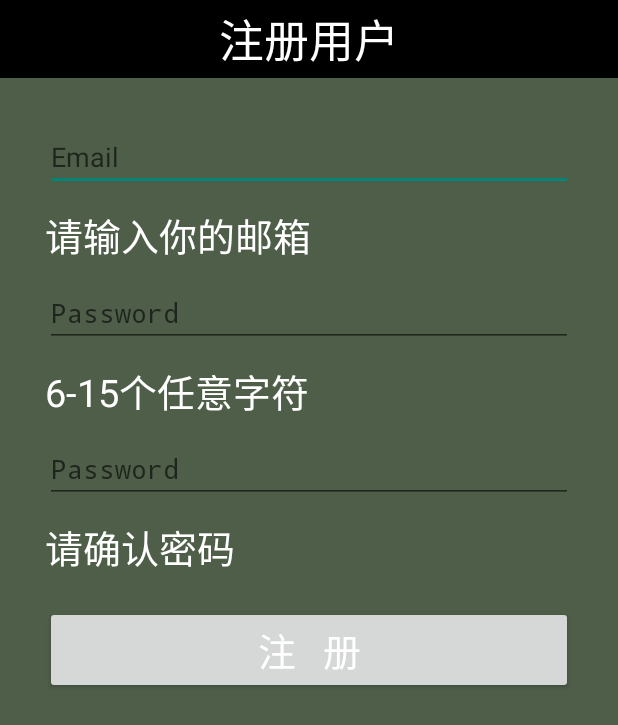
After one commit to bugparty/campuslbs, an Android app: the Register screen opened directly, with no data from a screen before it, on a phone screen of 412 x 824 dp. The commit adds this screen. Shown: the top 725 px of the screen. Run offline under Robolectric (Android 15) with nearby library versions, the phone set to English and light mode, and no system bars.

Commit message:
Signed-off-by: madman_fei <630431321@qq.com>

```diff
--- a/Campus/build.gradle
+++ b/Campus/build.gradle
@@ -23,6 +23,6 @@ android {
 }
 
 dependencies {
-    compile 'com.android.support:appcompat-v7:+'
-    compile 'com.android.support:support-v4:18.0.0'
+	compile 'com.android.support:appcompat-v7:+'
+	compile 'com.android.support:support-v4:18.0.0'
 }
--- a/Campus/src/main/AndroidManifest.xml
+++ b/Campus/src/main/AndroidManifest.xml
@@ -2,7 +2,7 @@
 <manifest xmlns:android="http://schemas.android.com/apk/res/android"
     package="com.ifancc.campus"
     android:versionCode="1"
-    android:versionName="1.0">
+    android:versionName="1.0" >
 
     <uses-sdk
         android:minSdkVersion="9"
@@ -12,28 +12,28 @@
         android:allowBackup="true"
         android:icon="@drawable/ic_launcher"
         android:label="@string/app_name"
-        android:theme="@style/AppTheme">
+        android:theme="@style/AppTheme" >
         <activity
             android:name="com.ifancc.campus.ui.HomeActivity"
-            android:label="@string/title_activity_home">
-
+            android:label="@string/title_activity_home" >
         </activity>
         <activity
             android:name="com.ifancc.campus.ui.MainActivity"
-            android:label="@string/app_name">
-
+            android:label="@string/app_name" >
         </activity>
         <activity
             android:name="com.ifancc.campus.ui.LoginActivity"
             android:label="@string/title_activity_login"
-            android:windowSoftInputMode="adjustResize|stateVisible">
+            android:windowSoftInputMode="adjustResize|stateVisible" >
             <intent-filter>
                 <action android:name="android.intent.action.MAIN" />
 
                 <category android:name="android.intent.category.LAUNCHER" />
             </intent-filter>
-            </activity>
-        <activity android:name=".ui.user.Info"/>
+        </activity>
+        <activity android:name="com.ifancc.campus.ui.user.Info" />
+        <activity
+            android:name="com.ifancc.campus.ui.user.Register"/>
 
     </application>
 
--- a/Campus/src/main/java/com/ifancc/campus/ui/LoginActivity.java
+++ b/Campus/src/main/java/com/ifancc/campus/ui/LoginActivity.java
@@ -17,6 +17,7 @@ import android.widget.EditText;
 import android.widget.TextView;
 
 import com.ifancc.campus.R;
+import com.ifancc.campus.ui.user.Register;
 
 /**
  * Activity which displays a login screen to the user, offering registration as
@@ -27,6 +28,7 @@ public class LoginActivity extends Activity {
      * A dummy authentication store containing known user names and passwords.
      * TODO: remove after connecting to a real authentication system.
      */
+
     private static final String[] DUMMY_CREDENTIALS = new String[]{
             "foo@example.com:hello",
             "bar@example.com:world"
@@ -52,12 +54,22 @@ public class LoginActivity extends Activity {
     private View mLoginFormView;
     private View mLoginStatusView;
     private TextView mLoginStatusMessageView;
+    private TextView login_register;
 
     @Override
     protected void onCreate(Bundle savedInstanceState) {
         super.onCreate(savedInstanceState);
 
         setContentView(R.layout.activity_login);
+
+        login_register=(TextView)findViewById(R.id.login_register);
+        login_register.setOnClickListener(new View.OnClickListener() {
+            @Override
+            public void onClick(View v) {
+                Intent intent=new Intent(LoginActivity.this, Register.class);
+                startActivity(intent);
+            }
+        });
 
         // Set up the login form.
         mEmail = getIntent().getStringExtra(EXTRA_EMAIL);
--- /dev/null
+++ b/Campus/src/main/java/com/ifancc/campus/ui/user/Register.java
@@ -0,0 +1,21 @@
+package com.ifancc.campus.ui.user;
+
+import android.app.Activity;
+import android.os.Bundle;
+import android.view.Window;
+
+import com.ifancc.campus.R;
+
+public class Register extends Activity {
+
+    @Override
+    protected void onCreate(Bundle savedInstanceState) {
+        super.onCreate(savedInstanceState);
+        requestWindowFeature(Window.FEATURE_NO_TITLE);
+        setContentView(R.layout.activity_register);
+
+
+    }
+
+
+}
--- a/Campus/src/main/res/layout/activity_login.xml
+++ b/Campus/src/main/res/layout/activity_login.xml
@@ -112,11 +112,13 @@
                        android:text="|"
                        android:layout_weight="2.09" />
                  <TextView
+                     android:id="@+id/login_register"
                        android:layout_height="wrap_content"
                        android:layout_width="wrap_content"
                        android:layout_marginRight="15dp"
                        android:text="注册账号"
-                       android:layout_weight="2.09" />
+                       android:layout_weight="2.09"
+                     android:onClick="true"/>
                </LinearLayout>
            </LinearLayout>
 
--- /dev/null
+++ b/Campus/src/main/res/layout/activity_register.xml
@@ -0,0 +1,115 @@
+<LinearLayout xmlns:android="http://schemas.android.com/apk/res/android"
+    xmlns:tools="http://schemas.android.com/tools"
+    android:layout_width="match_parent"
+    android:orientation="vertical"
+    android:layout_height="match_parent"
+    tools:context=".Register$PlaceholderFragment">
+<LinearLayout
+    android:layout_height="wrap_content"
+    android:layout_width="match_parent"
+    android:orientation="vertical"
+    android:background="#000000">
+    <TextView
+        android:layout_height="wrap_content"
+        android:layout_width="wrap_content"
+        android:textSize="30sp"
+        android:layout_marginTop="3dp"
+        android:layout_marginBottom="3dp"
+        android:textColor="#ffffff"
+        android:text="注册用户"
+        android:layout_gravity="center_horizontal"/>
+    </LinearLayout>
+    <RelativeLayout
+        android:layout_height="match_parent"
+        android:layout_width="match_parent"
+        android:background="#ff4f5e49">
+        <EditText
+            android:id="@+id/email"
+            android:singleLine="true"
+            android:layout_marginTop="30dp"
+            android:layout_marginRight="30dp"
+            android:layout_marginLeft="30dp"
+            android:maxLines="1"
+            android:layout_width="match_parent"
+            android:layout_height="wrap_content"
+            android:inputType="textEmailAddress"
+            android:hint="@string/prompt_email" />
+        <TextView
+            android:layout_marginTop="10dp"
+            android:id="@+id/text1"
+            android:textSize="25sp"
+            android:text="请输入你的邮箱"
+            android:layout_height="wrap_content"
+            android:layout_width="wrap_content"
+            android:layout_below="@+id/email"
+            android:layout_alignLeft="@+id/email"
+            android:textColor="#ffffff"
+
+            />
+        <EditText
+            android:layout_marginTop="10dp"
+            android:id="@+id/password"
+            android:singleLine="true"
+            android:maxLines="1"
+            android:layout_width="match_parent"
+            android:layout_height="wrap_content"
+            android:hint="@string/prompt_password"
+            android:inputType="textPassword"
+            android:imeActionLabel="@string/action_sign_in_short"
+            android:imeActionId="@+id/login"
+            android:layout_below="@+id/text1"
+            android:layout_alignLeft="@+id/email"
+            android:layout_alignRight="@+id/email"
+            android:imeOptions="actionUnspecified" />
+        <TextView
+            android:id="@+id/text2"
+            android:layout_marginTop="10dp"
+            android:layout_height="wrap_content"
+            android:layout_width="wrap_content"
+            android:layout_below="@+id/password"
+            android:layout_alignLeft="@+id/email"
+            android:layout_alignRight="@+id/email"
+            android:textSize="25dp"
+            android:textColor="#ffffff"
+            android:text="6-15个任意字符"/>
+        <EditText
+            android:layout_marginTop="10dp"
+            android:id="@+id/repassword"
+            android:singleLine="true"
+            android:maxLines="1"
+            android:layout_width="match_parent"
+            android:layout_height="wrap_content"
+            android:hint="@string/prompt_password"
+            android:inputType="textPassword"
+            android:imeActionLabel="@string/action_sign_in_short"
+            android:imeActionId="@+id/login"
+            android:layout_below="@+id/text2"
+            android:layout_alignLeft="@+id/email"
+            android:layout_alignRight="@+id/email"
+            android:imeOptions="actionUnspecified" />
+        <TextView
+            android:layout_marginTop="10dp"
+            android:layout_height="wrap_content"
+            android:layout_width="wrap_content"
+            android:layout_below="@+id/repassword"
+            android:layout_alignLeft="@+id/email"
+            android:layout_alignRight="@+id/email"
+            android:textSize="25dp"
+            android:textColor="#ffffff"
+            android:id="@+id/text3"
+            android:text="请确认密码"/>
+        <Button
+            android:layout_marginTop="20dp"
+            android:layout_width="match_parent"
+            android:layout_height="wrap_content"
+            android:layout_alignRight="@+id/email"
+            android:layout_alignLeft="@+id/email"
+            android:layout_below="@+id/text3"
+            android:text="注   册"
+            android:textColor="#ffffff"
+            android:textSize="25sp"/>
+
+        </RelativeLayout>
+
+
+</LinearLayout>
--- a/Campus/src/main/res/values/strings.xml
+++ b/Campus/src/main/res/values/strings.xml
@@ -5,25 +5,27 @@
     <string name="hello_world">Hello world!</string>
     <string name="action_settings">Settings</string>
     <string name="title_activity_home">HomeActivity</string>
-    <string-array name="userdetails_list">
 
-    </string-array>
+    <string-array name="userdetails_list"></string-array>
     <string-array name="userpage_list">
         <item>A</item>
         <item>L</item>
         <item>B</item>
         <item>C</item>
-        </string-array>
+    </string-array>
     <string-array name="navigation_list">
-        <item name="Homepage" >首页</item>
-        <item >人脉</item>
+        <item name="Homepage">首页</item>
+        <item>人脉</item>
         <item>相册</item>
         <item>社群</item>
         <item>位置信息</item>
         <item>环聊</item>
         <item>活动</item>
         <item>搜索</item>
-        </string-array>
+    </string-array>
+
     <string name="open_drawer">open</string>
     <string name="close_drawer">close</string>
+    <string name="title_activity_register">Register</string>
+
 </resources>
```
Also changed, not shown: 1 other file.
